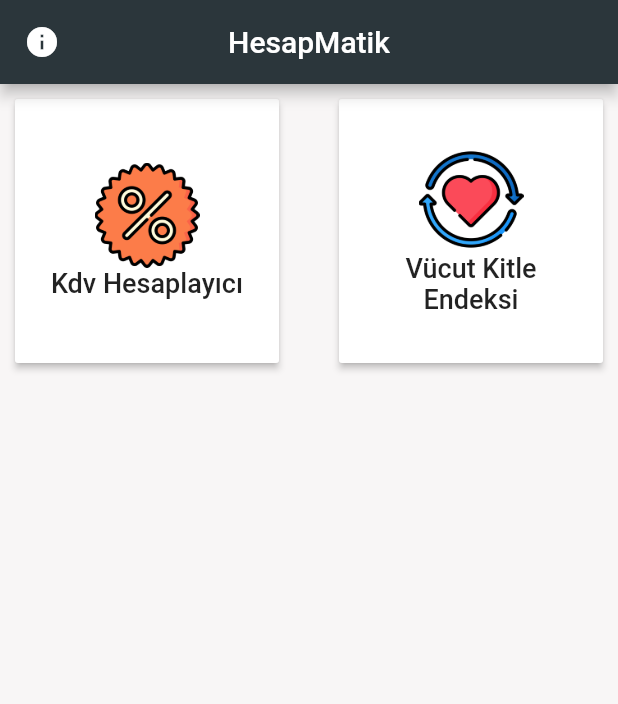
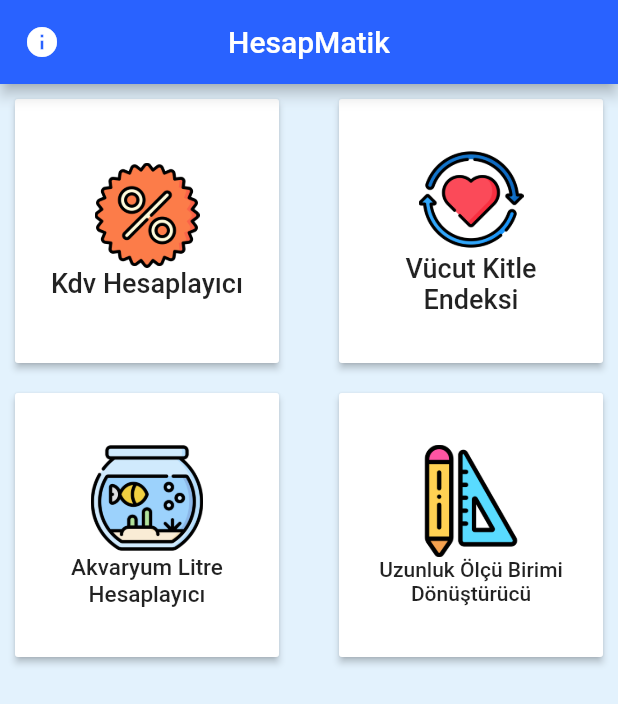
Before and after one commit to batuhansavas-yilmaz/topluhesaplayici, a Flutter app: the screen it shows after launch, on a phone screen of 412 x 824 dp. Shown: the top 704 px of the screen. Run offline on Flutter 3.47's test engine with Material 2 defaults, Android fonts, the phone set to English and light mode, and no system bars; our stand-ins replace device_preview.

Commit message:
"akvaryum litre hesaplayıcı eklendi  "

```diff
--- a/lib/main.dart
+++ b/lib/main.dart
@@ -5,6 +5,7 @@ import 'package:flutter/material.dart';
 import 'package:toplu_hesaplayici/kdvHesaplayicisi.dart';
 import 'package:toplu_hesaplayici/vucutKitleEndeksi.dart';
 import 'GorevButonlari.dart';
+import 'akvaryum.dart';
 
 void main() {
   runApp(MyApp());
@@ -35,9 +36,10 @@ class _HomePageState extends State<HomePage> {
   @override
   Widget build(BuildContext context) {
     return Scaffold(
-      backgroundColor: Renkler.arkaPlanRenk ,
+      backgroundColor: Colors.blue.shade50,
       appBar: AppBar(
-        backgroundColor: Renkler.appBarRenk,
+        backgroundColor: Colors.blueAccent.shade700
+        ,
         title: Text("HesapMatik"),
         centerTitle: true,
         leading: IconButton(
@@ -59,14 +61,20 @@ class _HomePageState extends State<HomePage> {
                             Text("batuhansavasyilmaztr@gmail.com",
                                 style: TextStyle(fontSize: 12.20)),
                           ],
-                      ),actions: [
-                  IconButton(tooltip: "Kapat",icon: Icon(Icons.close),onPressed: (){Navigator.pop(context);},)
-                ]
-                    ));
+                        ),
+                        actions: [
+                          IconButton(
+                            tooltip: "Kapat",
+                            icon: Icon(Icons.close),
+                            onPressed: () {
+                              Navigator.pop(context);
+                            },
+                          )
+                        ]));
           },
         ),
       ),
-      body: GridView.count(
+      body: GridView.count(primary: false,
         crossAxisCount: 2,
         crossAxisSpacing: 20,
         children: [
@@ -100,17 +108,47 @@ class _HomePageState extends State<HomePage> {
               height: 70,
             ),
           ),
-
+          GorevButonlari(
+            image: Image.asset(
+              "assets/aquarium.png",
+              width: 75,
+              height: 75,
+            ),
+            text: Text(
+              "Akvaryum Litre Hesaplayıcı",
+              style: TextStyle(fontSize: 15),
+              textAlign: TextAlign.center,
+            ),
+            navigator: () {
+              setState(() {
+                Navigator.push(context, CupertinoPageRoute(builder: (context)=>Aquarium()));
+              });
+            },
+          ),
+          GorevButonlari(
+            image: Image.asset(
+              "assets/uzunluk.png",
+              width: 75,
+              height: 75,
+            ),
+            text: Text(
+              "Uzunluk Ölçü Birimi Dönüştürücü",
+              style: TextStyle(fontSize: 14),
+              textAlign: TextAlign.center,
+            ),
+            navigator: () {
+              setState(() {
+                Navigator.push(context, CupertinoPageRoute(builder: (context)=>Aquarium()));
+              });
+            },
+          ),
         ],
       ),
     );
   }
 }
 
-
-class Renkler{
-
-  static Color appBarRenk = Color(0xff2b363b);
-  static Color arkaPlanRenk = Color(0xfff8f6f6);
-
+class Renkler {
+  static Color appBarRenk = Colors.blueAccent.shade700;
+  static Color arkaPlanRenk = Colors.blue.shade50;
 }
--- /dev/null
+++ b/lib/uzunluk.dart
@@ -0,0 +1 @@
+import 'package:flutter/material.dart';
--- a/lib/vucutKitleEndeksi.dart
+++ b/lib/vucutKitleEndeksi.dart
@@ -115,9 +115,6 @@ class KitleEndeksiState extends State<KitleEndeksi> {
               ),
               Padding(
                 padding: const EdgeInsets.symmetric(horizontal: 10),
-                child: Container(decoration: BoxDecoration(boxShadow: [
-                  BoxShadow(offset: Offset(0.50, 1.85), blurRadius: 2)
-                ],),
                 child: RaisedButton(
                   color: Colors.white,
                   child: Padding(
@@ -144,7 +141,6 @@ class KitleEndeksiState extends State<KitleEndeksi> {
                       print(sonuc);
                     });
                   },
-                  ),
                 ),
               ),
             ],
```
Also changed, not shown: lib/akvaryum.dart (added, +182 -0 lines), assets/aquarium.png (added), assets/uzunluk.png (added), pubspec.lock. Lines whose indentation alone changed are shown as unchanged.
